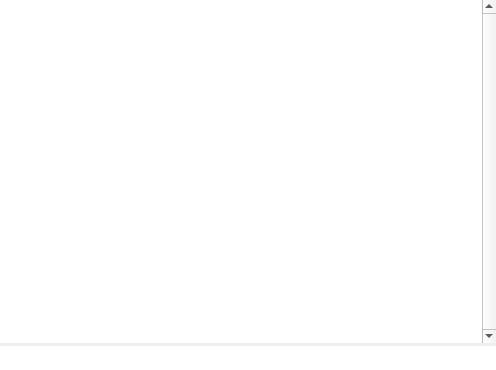
Before: the Qt Designer form frmPrivate.ui in OGFilthyCasual/PyRC, drawn with Qt 5.
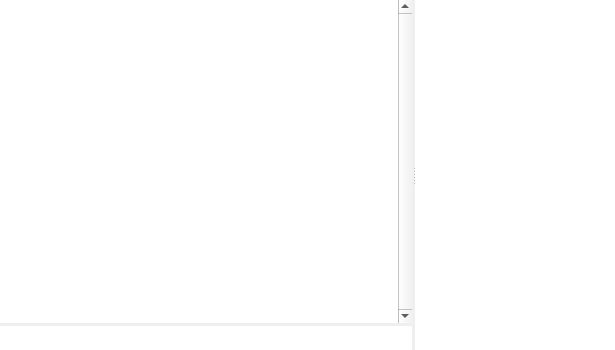
After: the same form once the commit is applied.

Patch:
```diff
--- a/frmPrivate.ui
+++ b/frmPrivate.ui
@@ -6,8 +6,8 @@
    <rect>
     <x>0</x>
     <y>0</y>
-    <width>496</width>
-    <height>370</height>
+    <width>615</width>
+    <height>350</height>
    </rect>
   </property>
   <property name="windowTitle">
@@ -22,6 +22,17 @@
      <number>0</number>
     </property>
     <item row="0" column="0">
+     <widget class="QSplitter" name="splitter">
+      <property name="orientation">
+       <enum>Qt::Horizontal</enum>
+      </property>
+      <property name="handleWidth">
+       <number>3</number>
+      </property>
+      <property name="childrenCollapsible">
+       <bool>false</bool>
+      </property>
+      <widget class="QWidget" name="">
      <layout class="QVBoxLayout" name="verticalLayout">
       <property name="spacing">
        <number>3</number>
@@ -74,6 +85,22 @@
        </widget>
       </item>
      </layout>
+      </widget>
+      <widget class="QListWidget" name="listNames">
+       <property name="maximumSize">
+        <size>
+         <width>200</width>
+         <height>16777215</height>
+        </size>
+       </property>
+       <property name="frameShape">
+        <enum>QFrame::NoFrame</enum>
+       </property>
+       <property name="horizontalScrollBarPolicy">
+        <enum>Qt::ScrollBarAlwaysOff</enum>
+       </property>
+      </widget>
+     </widget>
     </item>
    </layout>
   </widget>
```
Lines whose indentation alone changed are shown as unchanged.
